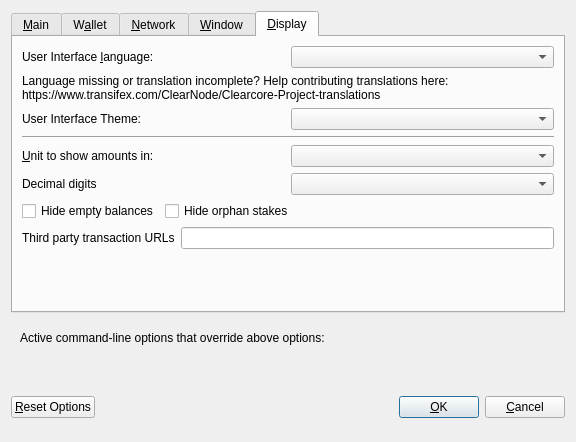
Before: the Qt Designer form src/qt/forms/optionsdialog.ui in ClearNode/Clearcore-Project, drawn with Qt 5.
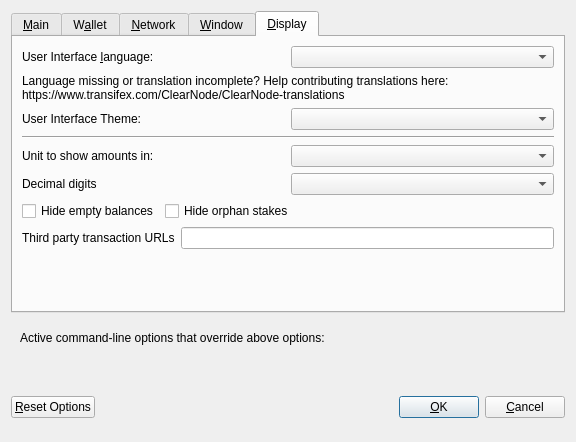
After: the same form once the commit is applied. The open tabs and pages were chosen to show the change. Custom widgets are drawn as their Qt base class.

```diff
--- a/src/qt/forms/optionsdialog.ui
+++ b/src/qt/forms/optionsdialog.ui
@@ -524,7 +524,7 @@
          </property>
          <property name="text">
           <string>Language missing or translation incomplete? Help contributing translations here:
-https://www.transifex.com/ClearNode/Clearcore-Project-translations</string>
+https://www.transifex.com/ClearNode/ClearNode-translations</string>
          </property>
          <property name="wordWrap">
           <bool>true</bool>
@@ -552,6 +552,12 @@
         </layout>
        </item>
        <item>
+        <widget class="QWidget" name="verticalZclrDisplayWidget" native="true">
+         <layout class="QVBoxLayout" name="verticalZclrDisplayLayout">
+          <property name="margin">
+           <number>0</number>
+          </property>
+          <item>
         <widget class="Line" name="line">
          <property name="orientation">
           <enum>Qt::Horizontal</enum>
@@ -563,7 +569,7 @@
          <item>
           <widget class="QLabel" name="unitLabel">
            <property name="text">
-            <string>&amp;Unit to show amounts in:</string>
+               <string>Unit to show amounts in:</string>
            </property>
            <property name="textFormat">
             <enum>Qt::PlainText</enum>
@@ -659,6 +665,9 @@
           </widget>
          </item>
         </layout>
+          </item>
+         </layout>
+        </widget>
        </item>
        <item>
         <spacer name="verticalSpacer">
```
Left out of the diff: 21 changed lines with no effect on the pictures. Lines whose indentation alone changed are shown as unchanged.
